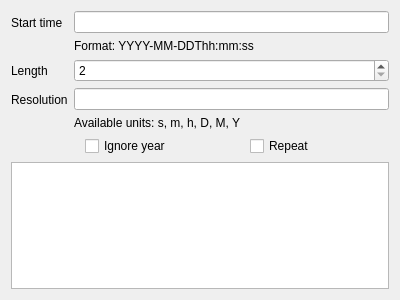
Old version of the form spinetoolbox/ui/time_series_fixed_resolution_editor.ui in the repository spine-tools/Spine-Toolbox.
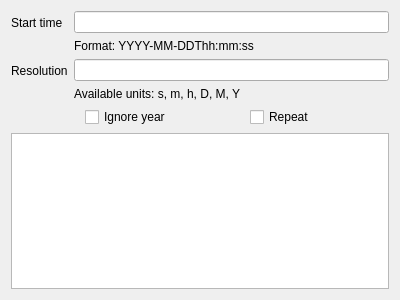
New version of the form.

Commit message:
Insert/remove rows for time series editor widgets
Fixed and variable resolution time series editors now have dedicated
models which handle row insertion/deletion. Rows can be inserted/removed
from a context menu. Lots of unit tests have been added as well.

Re #296

```diff
--- a/spinetoolbox/ui/time_series_fixed_resolution_editor.ui
+++ b/spinetoolbox/ui/time_series_fixed_resolution_editor.ui
@@ -57,30 +57,13 @@
           </layout>
          </item>
          <item row="1" column="0">
-          <widget class="QLabel" name="length_label">
-           <property name="text">
-            <string>Length</string>
-           </property>
-          </widget>
-         </item>
-         <item row="1" column="1">
-          <widget class="QSpinBox" name="length_edit">
-           <property name="minimum">
-            <number>2</number>
-           </property>
-           <property name="maximum">
-            <number>999999999</number>
-           </property>
-          </widget>
-         </item>
-         <item row="2" column="0">
           <widget class="QLabel" name="resolution_label">
            <property name="text">
             <string>Resolution</string>
            </property>
           </widget>
          </item>
-         <item row="2" column="1">
+         <item row="1" column="1">
           <layout class="QVBoxLayout" name="verticalLayout_3">
            <item>
             <widget class="QLineEdit" name="resolution_edit"/>
```
The commit also changes 19 other files.
